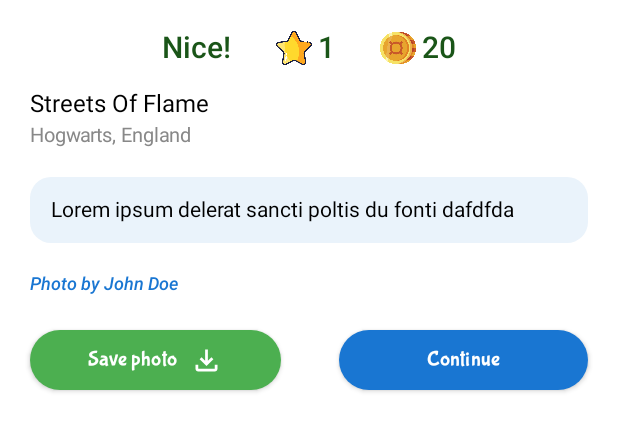
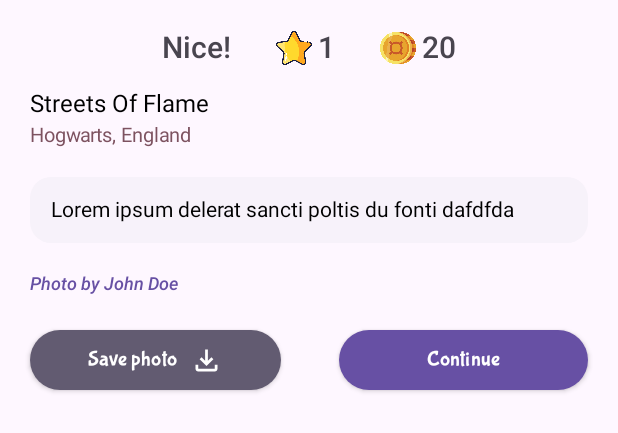
Before and after one commit to andy-ife/Geobud, an Android app built with Jetpack Compose: the @Preview function BottomSheetPreview, on a phone screen of 412 x 824 dp. Shown: the top 433 px of the screen. Run offline under Robolectric (Android 15) with nearby library versions, the phone set to English and light mode, and no system bars; our stand-ins replace Room's generated code, Shimmer.

Commit message:
theme ui components

```diff
--- a/app/src/main/java/com/andyslab/geobud/ui/components/CorrectAnswerBottomSheet.kt
+++ b/app/src/main/java/com/andyslab/geobud/ui/components/CorrectAnswerBottomSheet.kt
@@ -11,25 +11,20 @@ import androidx.compose.foundation.layout.Row
 import androidx.compose.foundation.layout.Spacer
 import androidx.compose.foundation.layout.fillMaxWidth
 import androidx.compose.foundation.layout.height
-import androidx.compose.foundation.layout.offset
 import androidx.compose.foundation.layout.padding
 import androidx.compose.foundation.layout.size
 import androidx.compose.foundation.layout.width
 import androidx.compose.foundation.layout.wrapContentHeight
 import androidx.compose.foundation.shape.RoundedCornerShape
-import androidx.compose.material.icons.Icons
-import androidx.compose.material.icons.filled.ThumbUp
 import androidx.compose.material3.ButtonDefaults
 import androidx.compose.material3.Icon
-import androidx.compose.material3.IconButton
-import androidx.compose.material3.IconButtonDefaults
+import androidx.compose.material3.MaterialTheme
 import androidx.compose.material3.Text
 import androidx.compose.material3.TextButton
 import androidx.compose.runtime.Composable
 import androidx.compose.runtime.remember
 import androidx.compose.ui.Alignment
 import androidx.compose.ui.Modifier
-import androidx.compose.ui.draw.rotate
 import androidx.compose.ui.graphics.Color
 import androidx.compose.ui.res.painterResource
 import androidx.compose.ui.text.font.Font
@@ -64,7 +59,7 @@ fun CorrectAnswerBottomSheet(
     Column(modifier = modifier
         .fillMaxWidth()
         .wrapContentHeight()
-        .background(Color.White)
+        .background(MaterialTheme.colorScheme.surface)
         .padding(start = 20.dp, end = 20.dp, top = 20.dp, bottom = 60.dp),
         verticalArrangement = Arrangement.Top,
         horizontalAlignment = Alignment.Start){
@@ -74,7 +69,7 @@ fun CorrectAnswerBottomSheet(
             Text(text = exclamation,
                 fontSize = 20.sp,
                 fontWeight = FontWeight.SemiBold,
-                color = Color(0xff1A5518),)
+                color = MaterialTheme.colorScheme.onSurfaceVariant,)
 
             Spacer(modifier = Modifier.width(30.dp))
 
@@ -85,7 +80,7 @@ fun CorrectAnswerBottomSheet(
             Text(text = addedStars.toString(),
                 fontSize = 20.sp,
                 fontWeight = FontWeight.SemiBold,
-                color = Color(0xff1A5518))
+                color = MaterialTheme.colorScheme.onSurfaceVariant)
 
             Spacer(modifier = Modifier.width(30.dp))
 
@@ -96,7 +91,7 @@ fun CorrectAnswerBottomSheet(
             Text(text = addedCoins.toString(),
                 fontSize = 20.sp,
                 fontWeight = FontWeight.SemiBold,
-                color = Color(0xff1A5518))
+                color = MaterialTheme.colorScheme.onSurfaceVariant)
         }
 
         Spacer(modifier = Modifier.height(16.dp))
@@ -111,7 +106,7 @@ fun CorrectAnswerBottomSheet(
         Spacer(modifier = Modifier.height(4.dp))
 
         Text(text = "${landmark.city}, ${landmark.country}",
-            color = Color.Gray,
+            color = MaterialTheme.colorScheme.tertiary,
             fontSize = 13.sp)
 
         Spacer(modifier = Modifier.height(20.dp))
@@ -120,7 +115,7 @@ fun CorrectAnswerBottomSheet(
             .fillMaxWidth()
             .wrapContentHeight()
             .background(
-                Color(0xFFEAF3FB),
+                MaterialTheme.colorScheme.surfaceContainerLow,
                 RoundedCornerShape(14.dp)
             )
             .padding(14.dp)
@@ -137,7 +132,7 @@ fun CorrectAnswerBottomSheet(
             modifier = Modifier.clickableNoRipple(interactionSource){
               photographerUrlClick()
             },
-            color = Color(0xFF1976d2),
+            color = MaterialTheme.colorScheme.primary,
             fontSize = 12.sp,
             fontWeight = FontWeight.SemiBold,
             fontStyle = FontStyle.Italic
@@ -178,8 +173,8 @@ fun CorrectAnswerBottomSheet(
                 modifier = Modifier.fillMaxWidth(0.45f)
                     .onClickWithScaleAnim(0.9f) { savePhotoBtnClick() },
                 colors = ButtonDefaults.textButtonColors(
-                    containerColor = Color(0xFF4CAF50),
-                    contentColor = Color.White
+                    containerColor = MaterialTheme.colorScheme.secondary,
+                    contentColor = MaterialTheme.colorScheme.onSecondary
                 ),
                 elevation = ButtonDefaults.buttonElevation(2.dp),
                 contentPadding = PaddingValues(horizontal = 24.dp)
@@ -192,7 +187,7 @@ fun CorrectAnswerBottomSheet(
                     id = R.drawable.outline_file_download_24),
                     contentDescription = "save photo",
                     modifier = Modifier.size(22.dp),
-                    tint = Color.White
+                    tint = MaterialTheme.colorScheme.onSecondary
                 )
             }
 
@@ -200,8 +195,8 @@ fun CorrectAnswerBottomSheet(
                 modifier = Modifier.fillMaxWidth(0.811f)
                     .onClickWithScaleAnim(0.9f) { continueButtonClick() },
                 colors = ButtonDefaults.textButtonColors(
-                    containerColor = Color(0xFF1976D2),
-                    contentColor = Color.White
+                    containerColor = MaterialTheme.colorScheme.primary,
+                    contentColor = MaterialTheme.colorScheme.onPrimary
                 ),
                 elevation = ButtonDefaults.buttonElevation(2.dp),
                 contentPadding = PaddingValues(horizontal = 24.dp)
--- a/app/src/main/java/com/andyslab/geobud/ui/components/OutOfHeartsDialog.kt
+++ b/app/src/main/java/com/andyslab/geobud/ui/components/OutOfHeartsDialog.kt
@@ -11,6 +11,7 @@ import androidx.compose.foundation.layout.wrapContentHeight
 import androidx.compose.foundation.shape.RoundedCornerShape
 import androidx.compose.material3.Card
 import androidx.compose.material3.CardDefaults
+import androidx.compose.material3.MaterialTheme
 import androidx.compose.material3.Text
 import androidx.compose.runtime.Composable
 import androidx.compose.ui.Alignment
@@ -47,7 +48,7 @@ fun OutOfHeartsDialog(
             .wrapContentHeight(),
             shape = RoundedCornerShape(4.dp),
             colors = CardDefaults.cardColors(
-                containerColor = Color.White
+                containerColor = MaterialTheme.colorScheme.surface
             ),
             elevation = CardDefaults.cardElevation(5.dp),){
             Column(
@@ -71,7 +72,7 @@ fun OutOfHeartsDialog(
                     text = "More in:",
                     fontFamily = FontFamily(Font(R.font.bubblegum_sans)),
                     fontSize = 16.sp,
-                    color = Color.DarkGray
+                    color = MaterialTheme.colorScheme.tertiary
                 )
                 Spacer(modifier = Modifier.height(8.dp))
                 Text(
--- a/app/src/main/java/com/andyslab/geobud/ui/components/SettingsDialog.kt
+++ b/app/src/main/java/com/andyslab/geobud/ui/components/SettingsDialog.kt
@@ -17,6 +17,7 @@ import androidx.compose.material3.Card
 import androidx.compose.material3.CardDefaults
 import androidx.compose.material3.HorizontalDivider
 import androidx.compose.material3.Icon
+import androidx.compose.material3.MaterialTheme
 import androidx.compose.material3.Switch
 import androidx.compose.material3.SwitchDefaults
 import androidx.compose.material3.Text
@@ -63,7 +64,7 @@ fun SettingsDialog(
             .wrapContentHeight(),
             shape = RoundedCornerShape(4.dp),
             colors = CardDefaults.cardColors(
-                containerColor = Color.White
+                containerColor = MaterialTheme.colorScheme.surface
             ),
             elevation = CardDefaults.cardElevation(5.dp)){
 
@@ -102,7 +103,7 @@ fun SettingsDialog(
                                 switchState = it
                                               },
                             colors = SwitchDefaults.colors(
-                                checkedTrackColor = Color(0xFF1976d2)
+                                checkedTrackColor = MaterialTheme.colorScheme.secondary
                             )
                             )
                     }
```
Also changed, not shown: app/src/main/java/com/andyslab/geobud/ui/components/ErrorDialog.kt (+4 -3 lines), app/src/main/java/com/andyslab/geobud/ui/components/FetchingMorePhotosDialog.kt (+7 -6 lines), app/src/main/java/com/andyslab/geobud/ui/components/QuizOptionButton.kt (+6 -4 lines), app/src/main/java/com/andyslab/geobud/ui/components/ResetProgressDialog.kt (+5 -4 lines), app/src/main/java/com/andyslab/geobud/ui/components/ShowBottomSheetButton.kt (+4 -3 lines), app/src/main/java/com/andyslab/geobud/ui/components/TopBarItem.kt (+5 -4 lines), app/src/main/java/com/andyslab/geobud/ui/theme/Color.kt (+3 -4 lines), app/src/main/java/com/andyslab/geobud/ui/theme/Theme.kt (+8 -7 lines).
